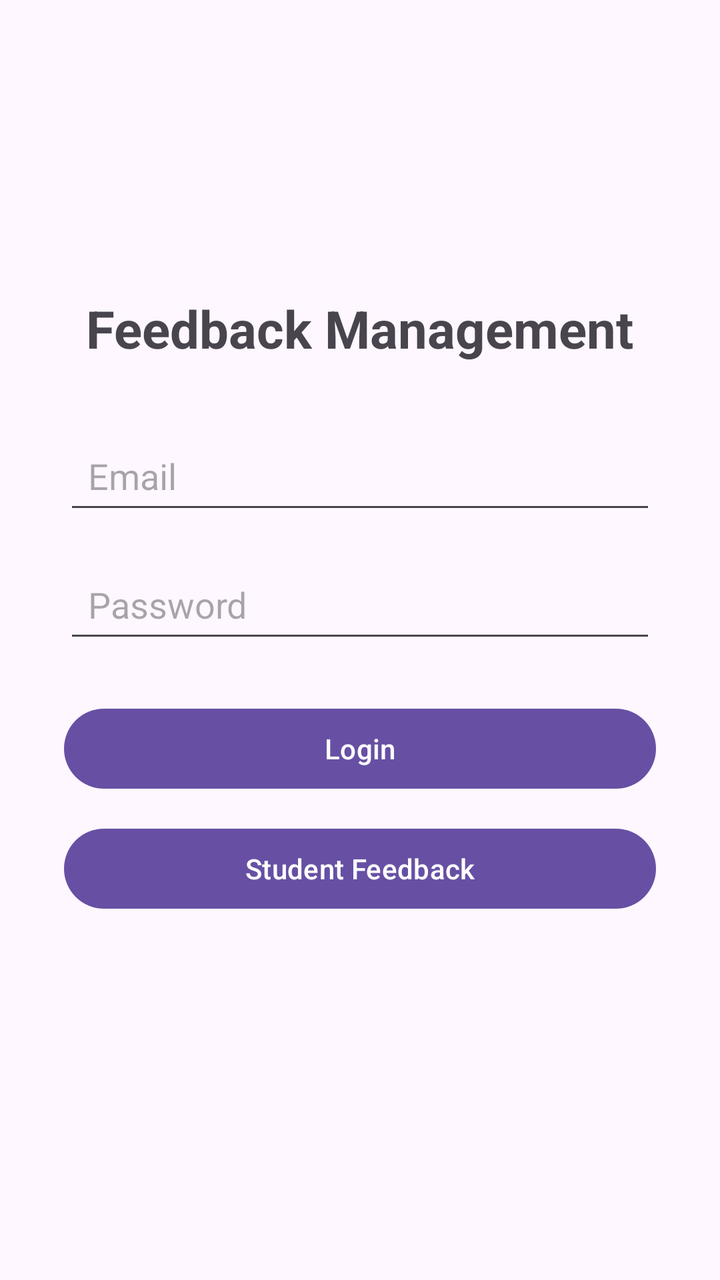
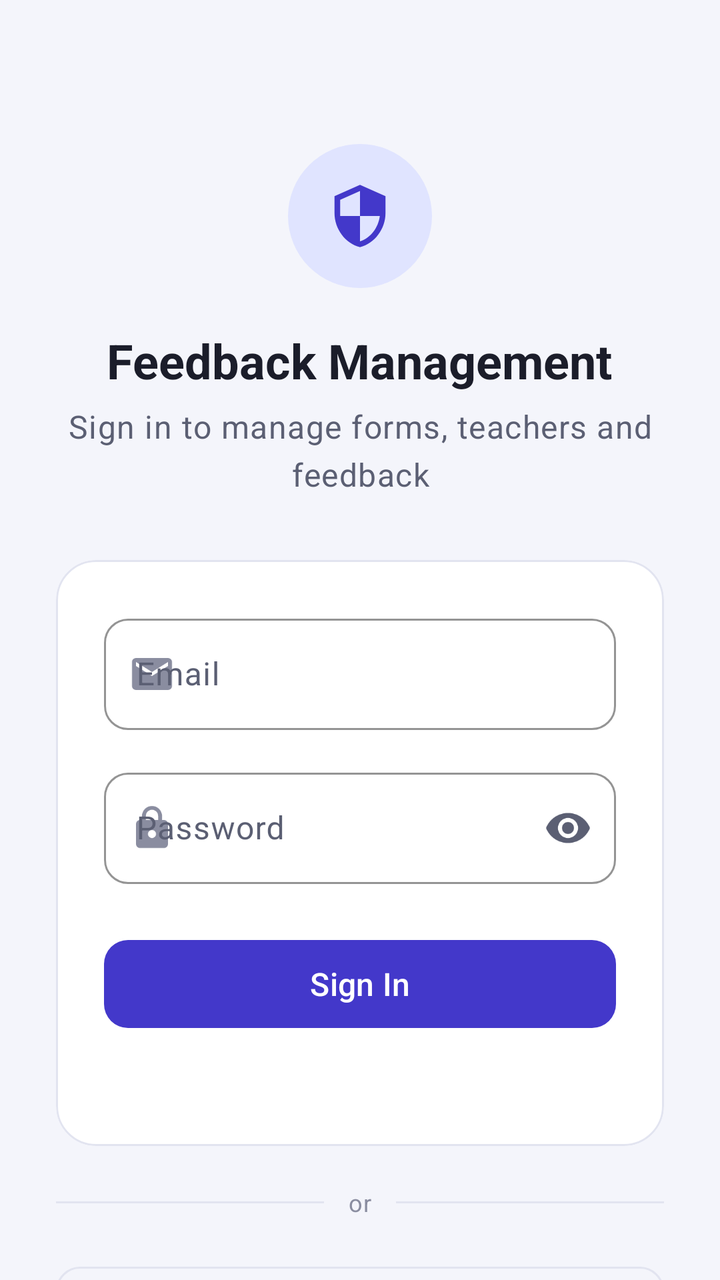

An Android layout rendered at two revisions. The XML below is the earlier revision; the diff shows what the commit changed to produce the second picture.
<!-- AndroidManifest.xml: application theme Theme.FeedbackManagement -->
<!-- res/layout/activity_main.xml -->
<?xml version="1.0" encoding="utf-8"?>
<LinearLayout xmlns:android="http://schemas.android.com/apk/res/android"
    android:id="@+id/main"
    android:layout_width="match_parent"
    android:layout_height="match_parent"
    android:orientation="vertical"
    android:gravity="center"
    android:padding="32dp">

    <TextView
        android:layout_width="wrap_content"
        android:layout_height="wrap_content"
        android:text="Feedback Management"
        android:textSize="26sp"
        android:textStyle="bold"
        android:layout_marginBottom="32dp" />

    <EditText
        android:id="@+id/emailEditText"
        android:layout_width="match_parent"
        android:layout_height="wrap_content"
        android:hint="Email"
        android:inputType="textEmailAddress"
        android:padding="12dp" />

    <EditText
        android:id="@+id/passwordEditText"
        android:layout_width="match_parent"
        android:layout_height="wrap_content"
        android:hint="Password"
        android:inputType="textPassword"
        android:padding="12dp"
        android:layout_marginTop="16dp" />

    <Button
        android:id="@+id/loginButton"
        android:layout_width="match_parent"
        android:layout_height="wrap_content"
        android:text="Login"
        android:layout_marginTop="24dp" />

    <Button
        android:id="@+id/studentFeedbackButton"
        android:layout_width="match_parent"
        android:layout_height="wrap_content"
        android:text="Student Feedback"
        android:layout_marginTop="12dp" />

    <ProgressBar
        android:id="@+id/progressBar"
        android:layout_width="wrap_content"
        android:layout_height="wrap_content"
        android:layout_marginTop="20dp"
        android:visibility="gone" />

    <TextView
        android:id="@+id/statusText"
        android:layout_width="wrap_content"
        android:layout_height="wrap_content"
        android:layout_marginTop="16dp"
        android:text="" />

</LinearLayout>
<!-- resources referenced by this layout -->
<resources>
  <style name="Base.Theme.FeedbackManagement" parent="Theme.Material3.DayNight.NoActionBar">
          
          
      </style>
  <!-- unchanged entries left out for length: 1 -->
</resources>

<!-- the commit's change to res/layout/activity_main.xml (unified diff, before → after) -->
@@ -1,63 +1,163 @@
 <?xml version="1.0" encoding="utf-8"?>
-<LinearLayout xmlns:android="http://schemas.android.com/apk/res/android"
+<androidx.core.widget.NestedScrollView xmlns:android="http://schemas.android.com/apk/res/android"
+    xmlns:app="http://schemas.android.com/apk/res-auto"
     android:id="@+id/main"
     android:layout_width="match_parent"
     android:layout_height="match_parent"
-    android:orientation="vertical"
-    android:gravity="center"
-    android:padding="32dp">
+    android:background="@color/neutral_background"
+    android:fillViewport="true">
 
-    <TextView
-        android:layout_width="wrap_content"
-        android:layout_height="wrap_content"
-        android:text="Feedback Management"
-        android:textSize="26sp"
-        android:textStyle="bold"
-        android:layout_marginBottom="32dp" />
-
-    <EditText
-        android:id="@+id/emailEditText"
+    <LinearLayout
         android:layout_width="match_parent"
         android:layout_height="wrap_content"
-        android:hint="Email"
-        android:inputType="textEmailAddress"
-        android:padding="12dp" />
+        android:orientation="vertical"
+        android:gravity="center_horizontal"
+        android:paddingHorizontal="28dp"
+        android:paddingTop="72dp"
+        android:paddingBottom="32dp">
 
-    <EditText
-        android:id="@+id/passwordEditText"
-        android:layout_width="match_parent"
-        android:layout_height="wrap_content"
-        android:hint="Password"
-        android:inputType="textPassword"
-        android:padding="12dp"
-        android:layout_marginTop="16dp" />
+        <FrameLayout
+            android:layout_width="72dp"
+            android:layout_height="72dp"
+            android:background="@drawable/bg_circle_primary_container">
 
-    <Button
-        android:id="@+id/loginButton"
-        android:layout_width="match_parent"
-        android:layout_height="wrap_content"
-        android:text="Login"
-        android:layout_marginTop="24dp" />
+            <ImageView
+                android:layout_width="34dp"
+                android:layout_height="34dp"
+                android:layout_gravity="center"
+                android:src="@drawable/ic_admin_panel"
+                app:tint="?attr/colorPrimary"
+                android:contentDescription="@null" />
+        </FrameLayout>
 
-    <Button
-        android:id="@+id/studentFeedbackButton"
-        android:layout_width="match_parent"
-        android:layout_height="wrap_content"
-        android:text="Student Feedback"
-        android:layout_marginTop="12dp" />
+        <TextView
+            android:layout_width="wrap_content"
+            android:layout_height="wrap_content"
+            android:layout_marginTop="20dp"
+            android:text="Feedback Management"
+            android:textAppearance="@style/TextAppearance.Feedback.ScreenTitle"
+            android:gravity="center" />
 
-    <ProgressBar
-        android:id="@+id/progressBar"
-        android:layout_width="wrap_content"
-        android:layout_height="wrap_content"
-        android:layout_marginTop="20dp"
-        android:visibility="gone" />
+        <TextView
+            android:layout_width="wrap_content"
+            android:layout_height="wrap_content"
+            android:layout_marginTop="6dp"
+            android:text="Sign in to manage forms, teachers and feedback"
+            android:textAppearance="@style/TextAppearance.Feedback.Subtitle"
+            android:gravity="center" />
 
-    <TextView
-        android:id="@+id/statusText"
-        android:layout_width="wrap_content"
-        android:layout_height="wrap_content"
-        android:layout_marginTop="16dp"
-        android:text="" />
+        <com.google.android.material.card.MaterialCardView
+            android:layout_width="match_parent"
+            android:layout_height="wrap_content"
+            android:layout_marginTop="32dp"
+            app:cardCornerRadius="20dp"
+            app:cardElevation="0dp"
+            app:strokeColor="@color/neutral_outline"
+            app:strokeWidth="1dp"
+            app:cardBackgroundColor="?attr/colorSurface">
 
-</LinearLayout>
+            <LinearLayout
+                android:layout_width="match_parent"
+                android:layout_height="wrap_content"
+                android:orientation="vertical"
+                android:padding="24dp">
+
+                <com.google.android.material.textfield.TextInputLayout
+                    android:layout_width="match_parent"
+                    android:layout_height="wrap_content"
+                    android:hint="Email"
+                    app:startIconDrawable="@drawable/ic_email"
+                    app:startIconTint="@color/text_tertiary">
+
+                    <com.google.android.material.textfield.TextInputEditText
+                        android:id="@+id/emailEditText"
+                        android:layout_width="match_parent"
+                        android:layout_height="wrap_content"
+                        android:inputType="textEmailAddress" />
+                </com.google.android.material.textfield.TextInputLayout>
+
+                <com.google.android.material.textfield.TextInputLayout
+                    android:layout_width="match_parent"
+                    android:layout_height="wrap_content"
+                    android:layout_marginTop="16dp"
+                    android:hint="Password"
+                    app:startIconDrawable="@drawable/ic_lock"
+                    app:startIconTint="@color/text_tertiary"
+                    app:endIconMode="password_toggle">
+
+                    <com.google.android.material.textfield.TextInputEditText
+                        android:id="@+id/passwordEditText"
+                        android:layout_width="match_parent"
+                        android:layout_height="wrap_content"
+                        android:inputType="textPassword" />
+                </com.google.android.material.textfield.TextInputLayout>
+
+                <com.google.android.material.button.MaterialButton
+                    android:id="@+id/loginButton"
+                    android:layout_width="match_parent"
+                    android:layout_height="52dp"
+                    android:layout_marginTop="24dp"
+                    android:text="Sign In"
+                    android:textAllCaps="false"
+                    android:textSize="16sp"
+                    app:cornerRadius="12dp" />
+
+                <ProgressBar
+                    android:id="@+id/progressBar"
+                    android:layout_width="wrap_content"
+                    android:layout_height="wrap_content"
+                    android:layout_gravity="center"
+                    android:layout_marginTop="16dp"
+                    android:visibility="gone" />
+
+                <TextView
+                    android:id="@+id/statusText"
+                    android:layout_width="match_parent"
+                    android:layout_height="wrap_content"
+                    android:layout_marginTop="12dp"
+                    android:gravity="center"
+                    android:textColor="@color/semantic_error"
+                    android:text="" />
+
+            </LinearLayout>
+        </com.google.android.material.card.MaterialCardView>
+
+        <LinearLayout
+            android:layout_width="match_parent"
+            android:layout_height="wrap_content"
+            android:layout_marginTop="20dp"
+            android:gravity="center_vertical"
+            android:orientation="horizontal">
+
+            <View
+                android:layout_width="0dp"
+                android:layout_height="1dp"
+                android:layout_weight="1"
+                android:background="@color/neutral_outline" />
+
+            <TextView
+                android:layout_width="wrap_content"
+                android:layout_height="wrap_content"
+                android:layout_marginHorizontal="12dp"
+                android:text="or"
+                android:textAppearance="@style/TextAppearance.Feedback.Caption" />
+
+            <View
+                android:layout_width="0dp"
+                android:layout_height="1dp"
+                android:layout_weight="1"
+                android:background="@color/neutral_outline" />
+        </LinearLayout>
+
+        <com.google.android.material.button.MaterialButton
+            android:id="@+id/studentFeedbackButton"
+            style="@style/Widget.Feedback.Button.Outlined"
+            android:layout_width="match_parent"
+            android:layout_height="52dp"
+            android:layout_marginTop="20dp"
+            android:text="Continue as Student"
+            app:icon="@drawable/ic_description"
+            app:iconGravity="textStart" />
+
+    </LinearLayout>
+</androidx.core.widget.NestedScrollView>
<!-- resource entries referenced after the edit -->
@@ -1,8 +1,149 @@
 <!-- resources referenced by this layout -->
 <resources>
+  <color name="neutral_background">#F4F5FB</color>
+  <color name="neutral_outline">#E2E4F0</color>
+  <color name="semantic_error">#B91C1C</color>
+  <color name="text_tertiary">#8A8DA0</color>
+  <!-- drawable bg_circle_primary_container (drawable) -->
+  <?xml version="1.0" encoding="utf-8"?>
+  <shape xmlns:android="http://schemas.android.com/apk/res/android"
+      android:shape="oval">
+      <solid android:color="?attr/colorPrimaryContainer"/>
+  </shape>
+  <!-- drawable ic_admin_panel (drawable) -->
+  <?xml version="1.0" encoding="utf-8"?>
+  <vector xmlns:android="http://schemas.android.com/apk/res/android"
+      android:width="24dp"
+      android:height="24dp"
+      android:viewportWidth="24"
+      android:viewportHeight="24"
+      android:tint="?attr/colorControlNormal">
+      <path
+          android:fillColor="@android:color/white"
+          android:pathData="M12,1L3,5v6c0,5.55 3.84,10.74 9,12 5.16,-1.26 9,-6.45 9,-12V5l-9,-4zM12,11.99h7c-0.53,4.12 -3.28,7.79 -7,8.94V12H5V6.3l7,-3.11v8.8z"/>
+  </vector>
+  <!-- drawable ic_description (drawable) -->
+  <?xml version="1.0" encoding="utf-8"?>
+  <vector xmlns:android="http://schemas.android.com/apk/res/android"
+      android:width="24dp"
+      android:height="24dp"
+      android:viewportWidth="24"
+      android:viewportHeight="24"
+      android:tint="?attr/colorControlNormal">
+      <path
+          android:fillColor="@android:color/white"
+          android:pathData="M14,2H6C4.9,2 4.01,2.9 4.01,4L4,20c0,1.1 0.89,2 1.99,2H18c1.1,0 2,-0.9 2,-2V8L14,2zM6,20V4h7v5h5v11H6z"/>
+  </vector>
+  <!-- drawable ic_email (drawable) -->
+  <?xml version="1.0" encoding="utf-8"?>
+  <vector xmlns:android="http://schemas.android.com/apk/res/android"
+      android:width="24dp"
+      android:height="24dp"
+      android:viewportWidth="24"
+      android:viewportHeight="24"
+      android:tint="?attr/colorControlNormal">
+      <path
+          android:fillColor="@android:color/white"
+          android:pathData="M20,4H4c-1.1,0 -1.99,0.9 -1.99,2L2,18c0,1.1 0.9,2 2,2h16c1.1,0 2,-0.9 2,-2V6c0,-1.1 -0.9,-2 -2,-2zM20,8l-8,5L4,8V6l8,5 8,-5v2z"/>
+  </vector>
+  <!-- drawable ic_lock (drawable) -->
+  <?xml version="1.0" encoding="utf-8"?>
+  <vector xmlns:android="http://schemas.android.com/apk/res/android"
+      android:width="24dp"
+      android:height="24dp"
+      android:viewportWidth="24"
+      android:viewportHeight="24"
+      android:tint="?attr/colorControlNormal">
+      <path
+          android:fillColor="@android:color/white"
+          android:pathData="M18,8h-1V6c0,-2.76 -2.24,-5 -5,-5S7,3.24 7,6v2H6c-1.1,0 -2,0.9 -2,2v10c0,1.1 0.9,2 2,2h12c1.1,0 2,-0.9 2,-2V10c0,-1.1 -0.9,-2 -2,-2zM12,17c-1.1,0 -2,-0.9 -2,-2s0.9,-2 2,-2 2,0.9 2,2 -0.9,2 -2,2zM15.1,8H8.9V6c0,-1.71 1.39,-3.1 3.1,-3.1 1.71,0 3.1,1.39 3.1,3.1v2z"/>
+  </vector>
+  <style name="TextAppearance.Feedback.Caption" parent="TextAppearance.Material3.BodySmall">
+          <item name="android:textColor">@color/text_tertiary</item>
+      </style>
+  <style name="TextAppearance.Feedback.ScreenTitle" parent="TextAppearance.Material3.HeadlineSmall">
+          <item name="android:textColor">@color/text_primary</item>
+          <item name="android:textStyle">bold</item>
+      </style>
+  <style name="TextAppearance.Feedback.Subtitle" parent="TextAppearance.Material3.BodyLarge">
+          <item name="android:textColor">@color/text_secondary</item>
+      </style>
+  <style name="Widget.Feedback.Button.Outlined" parent="Widget.Material3.Button.OutlinedButton">
+          <item name="cornerRadius">12dp</item>
+          <item name="android:minHeight">44dp</item>
+          <item name="android:textAllCaps">false</item>
+          <item name="android:textSize">14sp</item>
+      </style>
+  <color name="text_primary">#1B1D2A</color>
+  <color name="text_secondary">#5B5F73</color>
   <style name="Base.Theme.FeedbackManagement" parent="Theme.Material3.DayNight.NoActionBar">
-          
-          
+          <item name="colorPrimary">@color/brand_primary</item>
+          <item name="colorOnPrimary">@color/text_on_primary</item>
+          <item name="colorPrimaryContainer">@color/brand_primary_container</item>
+          <item name="colorOnPrimaryContainer">@color/brand_on_primary_container</item>
+  
+          <item name="colorSecondary">@color/brand_accent</item>
+          <item name="colorOnSecondary">@color/text_on_primary</item>
+  
+          <item name="colorError">@color/semantic_error</item>
+  
+          <item name="android:colorBackground">@color/neutral_background</item>
+          <item name="colorSurface">@color/neutral_surface</item>
+          <item name="colorOnSurface">@color/text_primary</item>
+          <item name="colorOnSurfaceVariant">@color/text_secondary</item>
+          <item name="colorOutline">@color/neutral_outline</item>
+          <item name="colorOutlineVariant">@color/neutral_outline</item>
+          <item name="colorSurfaceVariant">@color/neutral_surface_alt</item>
+  
+          <item name="android:statusBarColor">@color/neutral_background</item>
+          <item name="android:windowLightStatusBar">true</item>
+          <item name="android:navigationBarColor">@color/neutral_background</item>
+  
+          <item name="materialCardViewStyle">@style/Widget.Feedback.CardView</item>
+          <item name="materialButtonStyle">@style/Widget.Feedback.Button</item>
+          <item name="toolbarStyle">@style/Widget.Feedback.Toolbar</item>
+          <item name="textInputStyle">@style/Widget.Feedback.TextInputLayout</item>
+      </style>
+  <color name="brand_primary">#4338CA</color>
+  <color name="text_on_primary">#FFFFFFFF</color>
+  <color name="brand_primary_container">#E0E4FF</color>
+  <color name="brand_on_primary_container">#1E1B4B</color>
+  <color name="brand_accent">#7C3AED</color>
+  <color name="neutral_surface">#FFFFFFFF</color>
+  <color name="neutral_surface_alt">#F0F1F8</color>
+  <style name="Widget.Feedback.CardView" parent="Widget.Material3.CardView.Elevated">
+          <item name="cardCornerRadius">@dimen/card_corner_radius</item>
+          <item name="cardElevation">@dimen/card_elevation</item>
+          <item name="strokeColor">@color/neutral_outline</item>
+          <item name="strokeWidth">1dp</item>
+          <item name="cardBackgroundColor">@color/neutral_surface</item>
+      </style>
+  <style name="Widget.Feedback.Button" parent="Widget.Material3.Button">
+          <item name="cornerRadius">12dp</item>
+          <item name="android:minHeight">48dp</item>
+          <item name="android:paddingStart">20dp</item>
+          <item name="android:paddingEnd">20dp</item>
+          <item name="android:textAllCaps">false</item>
+          <item name="android:textSize">15sp</item>
+      </style>
+  <style name="Widget.Feedback.Toolbar" parent="Widget.Material3.Toolbar">
+          <item name="titleTextAppearance">@style/TextAppearance.Feedback.ToolbarTitle</item>
+          <item name="android:background">@color/neutral_background</item>
+          <item name="contentInsetStart">4dp</item>
+      </style>
+  <style name="Widget.Feedback.TextInputLayout" parent="Widget.Material3.TextInputLayout.OutlinedBox">
+          <item name="boxCornerRadiusTopStart">12dp</item>
+          <item name="boxCornerRadiusTopEnd">12dp</item>
+          <item name="boxCornerRadiusBottomStart">12dp</item>
+          <item name="boxCornerRadiusBottomEnd">12dp</item>
+          <item name="boxStrokeColor">@color/brand_primary</item>
+          <item name="hintTextColor">@color/brand_primary</item>
+      </style>
+  <dimen name="card_corner_radius">16dp</dimen>
+  <dimen name="card_elevation">1dp</dimen>
+  <style name="TextAppearance.Feedback.ToolbarTitle" parent="TextAppearance.Material3.TitleLarge">
+          <item name="android:textColor">@color/text_primary</item>
+          <item name="android:textStyle">bold</item>
       </style>
   <!-- unchanged entries left out for length: 1 -->
 </resources>
